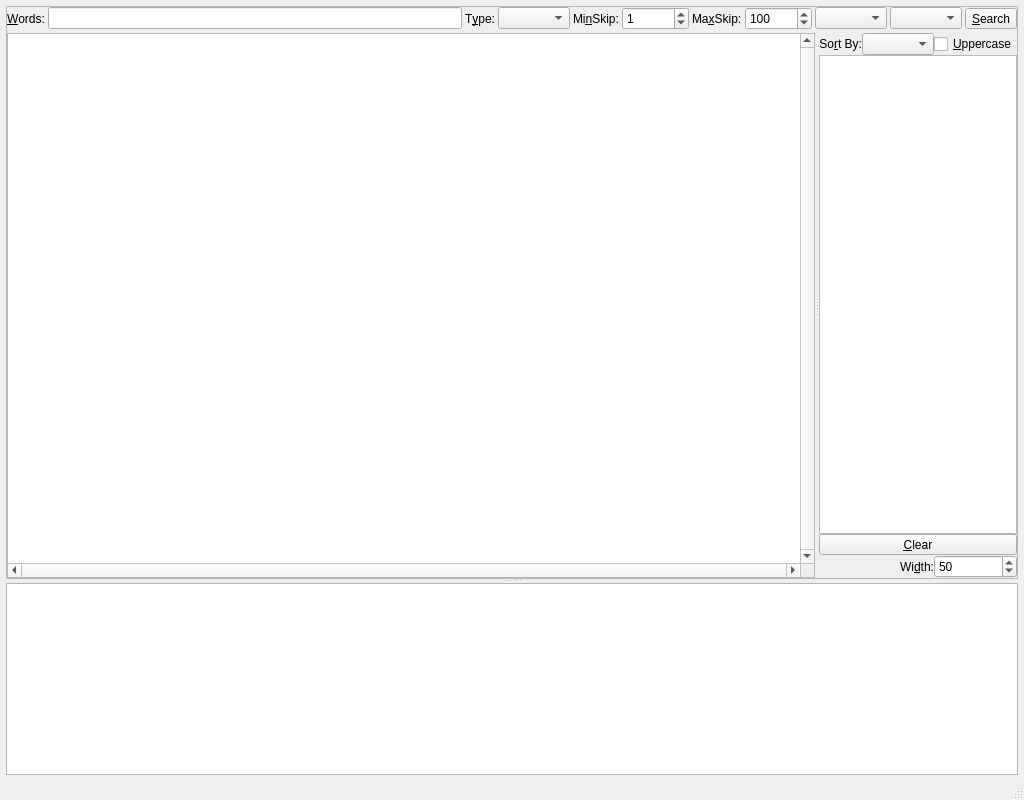
The window that programs/ELSSearch/ELSSearchMainWindow.ui (dewhisna/KingJamesPureBibleSearch) describes before a commit, drawn with Qt 5.
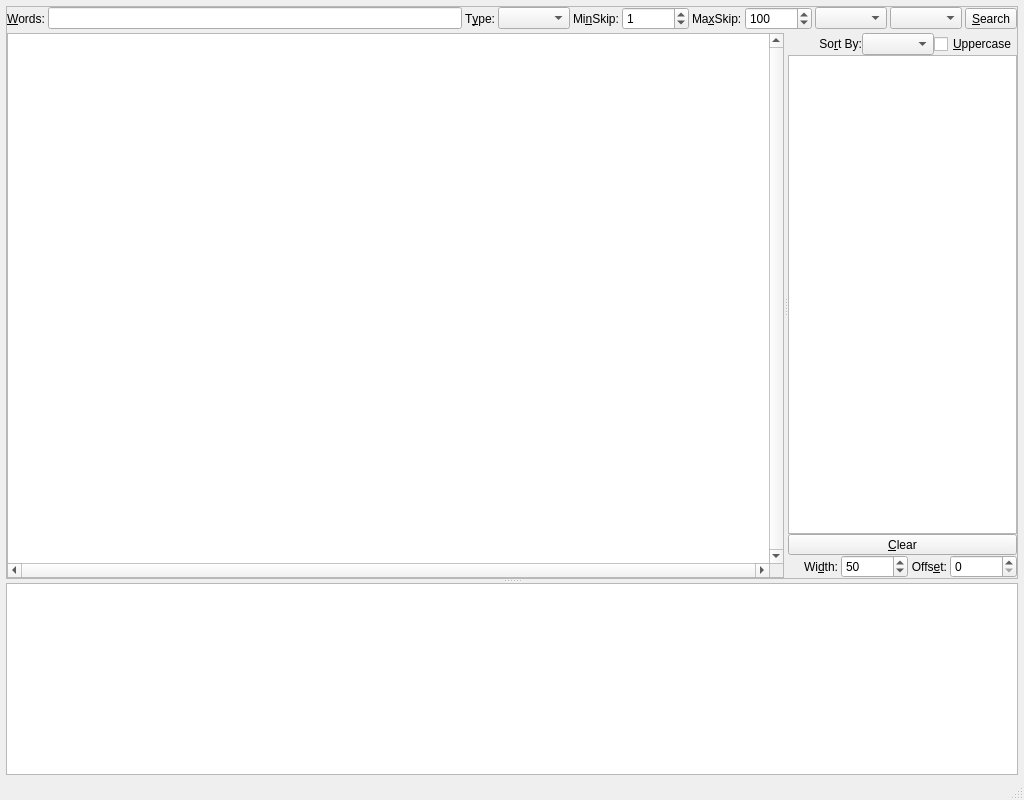
The same window after the commit.

Commit message: Add Letter Matrix "Offset" for letter shift from the start. This will affect alignment of items found, making them easier to spot visually when search for results in close proximity.

Patch:
```diff
--- a/programs/ELSSearch/ELSSearchMainWindow.ui
+++ b/programs/ELSSearch/ELSSearchMainWindow.ui
@@ -327,7 +327,34 @@
               </property>
              </widget>
             </item>
-            <item row="3" column="0" colspan="2">
+            <item row="3" column="0" colspan="4">
+             <widget class="QFrame" name="frameMatrixFormat">
+              <property name="sizePolicy">
+               <sizepolicy hsizetype="MinimumExpanding" vsizetype="Minimum">
+                <horstretch>0</horstretch>
+                <verstretch>0</verstretch>
+               </sizepolicy>
+              </property>
+              <property name="frameShape">
+               <enum>QFrame::NoFrame</enum>
+              </property>
+              <layout class="QHBoxLayout" name="horizontalLayout_2">
+               <property name="spacing">
+                <number>3</number>
+               </property>
+               <property name="leftMargin">
+                <number>0</number>
+               </property>
+               <property name="topMargin">
+                <number>0</number>
+               </property>
+               <property name="rightMargin">
+                <number>0</number>
+               </property>
+               <property name="bottomMargin">
+                <number>0</number>
+               </property>
+               <item>
              <spacer name="horizontalSpacer_2">
               <property name="orientation">
                <enum>Qt::Horizontal</enum>
@@ -340,7 +367,7 @@
               </property>
              </spacer>
             </item>
-            <item row="3" column="2">
+               <item>
              <widget class="QLabel" name="lblWidth">
               <property name="text">
                <string>Wi&amp;dth:</string>
@@ -353,7 +380,7 @@
               </property>
              </widget>
             </item>
-            <item row="3" column="3">
+               <item>
              <widget class="QSpinBox" name="spinWidth">
               <property name="sizePolicy">
                <sizepolicy hsizetype="Preferred" vsizetype="Fixed">
@@ -370,6 +397,41 @@
               <property name="value">
                <number>50</number>
               </property>
+                </widget>
+               </item>
+               <item>
+                <widget class="QLabel" name="lblOffset">
+                 <property name="text">
+                  <string>Offs&amp;et:</string>
+                 </property>
+                 <property name="alignment">
+                  <set>Qt::AlignRight|Qt::AlignTrailing|Qt::AlignVCenter</set>
+                 </property>
+                 <property name="buddy">
+                  <cstring>spinOffset</cstring>
+                 </property>
+                </widget>
+               </item>
+               <item>
+                <widget class="QSpinBox" name="spinOffset">
+                 <property name="sizePolicy">
+                  <sizepolicy hsizetype="Preferred" vsizetype="Fixed">
+                   <horstretch>0</horstretch>
+                   <verstretch>0</verstretch>
+                  </sizepolicy>
+                 </property>
+                 <property name="minimum">
+                  <number>0</number>
+                 </property>
+                 <property name="maximum">
+                  <number>1000000</number>
+                 </property>
+                 <property name="value">
+                  <number>0</number>
+                 </property>
+                </widget>
+               </item>
+              </layout>
              </widget>
             </item>
            </layout>
```
Lines whose indentation alone changed are shown as unchanged. The commit also changes 4 other files.
